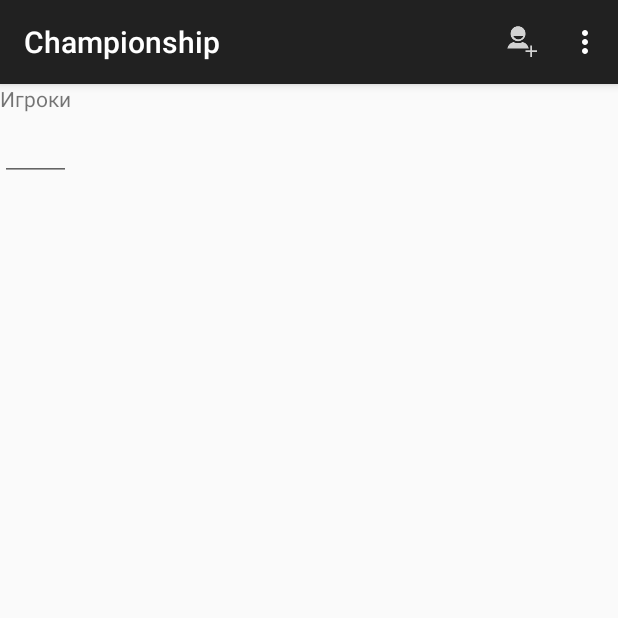
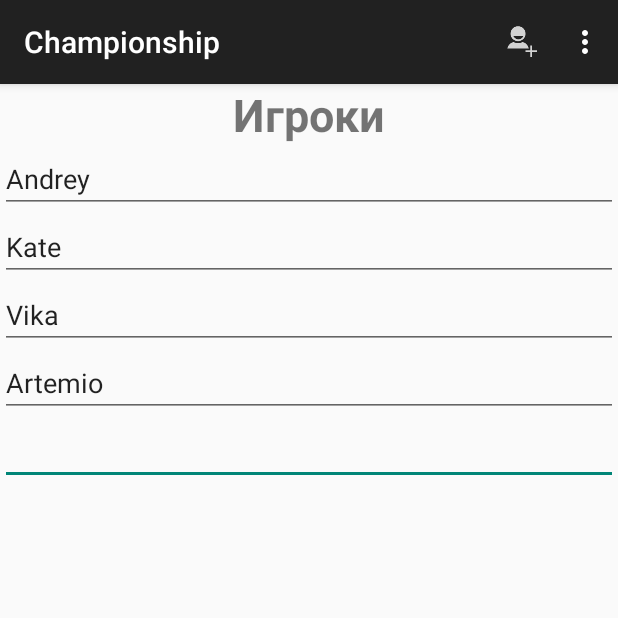
Before and after one commit to Podlesnyy/Championship, an Android app: the screen it shows after launch (MainActivity), after a tap on "Добавить игрока", on a phone screen of 412 x 824 dp, the top half of it. Run offline under Robolectric (Android 15) with nearby library versions, the phone set to English and light mode, and no system bars.

Commit message:
Layout, Gamer class

```diff
--- /dev/null
+++ b/app/src/main/java/comuncleandr/twitter/championship/Gamer.java
@@ -0,0 +1,19 @@
+package comuncleandr.twitter.championship;
+
+/**
+ * Created by Heisenberg on 24.04.2015.
+ */
+public class Gamer
+{
+    private String name;
+
+    public String getName()
+    {
+        return name;
+    }
+
+    public void setName( String name )
+    {
+        this.name = name;
+    }
+}
--- a/app/src/main/java/comuncleandr/twitter/championship/MainActivity.java
+++ b/app/src/main/java/comuncleandr/twitter/championship/MainActivity.java
@@ -6,10 +6,12 @@ import android.support.v7.app.ActionBarActivity;
 import android.view.Menu;
 import android.view.MenuItem;
 
+import java.util.ArrayList;
+
 
 public class MainActivity extends ActionBarActivity
 {
-
+    ArrayList< Gamer > gamers;
     PagerAdapter mAdapter;
     ViewPager mViewPager;
 
@@ -18,10 +20,23 @@ public class MainActivity extends ActionBarActivity
     {
         super.onCreate( savedInstanceState );
         setContentView( R.layout.activity_main );
+        gamers = new ArrayList<>( );
+        AddGamer( "Andrey" );
+        AddGamer( "Kate" );
+        AddGamer( "Vika" );
+        AddGamer( "Artemio" );
 
-        mAdapter = new PagerAdapter( getSupportFragmentManager( ) );
+
+        mAdapter = new PagerAdapter( getSupportFragmentManager( ), gamers );
         mViewPager = ( ViewPager ) findViewById( R.id.view );
         mViewPager.setAdapter( mAdapter );
+    }
+
+    private void AddGamer( String name )
+    {
+        Gamer gamer = new Gamer( );
+        gamer.setName( name );
+        gamers.add( gamer );
     }
 
 
--- a/app/src/main/java/comuncleandr/twitter/championship/PagerAdapter.java
+++ b/app/src/main/java/comuncleandr/twitter/championship/PagerAdapter.java
@@ -3,6 +3,8 @@ package comuncleandr.twitter.championship;
 import android.support.v4.app.Fragment;
 import android.support.v4.app.FragmentManager;
 import android.support.v4.app.FragmentPagerAdapter;
+
+import java.util.ArrayList;
 
 /**
  * Created by Heisenberg on 19.04.2015.
@@ -12,10 +14,10 @@ class PagerAdapter extends FragmentPagerAdapter
     PagerGamersFragment firstPage;
     SecondFragment secondPage;
 
-    public PagerAdapter( FragmentManager fm )
+    public PagerAdapter( FragmentManager fm, ArrayList< Gamer > gamers )
     {
         super( fm );
-        firstPage = new PagerGamersFragment( );
+        firstPage = PagerGamersFragment.newInstance( gamers );
         secondPage = new SecondFragment( );
     }
 
--- a/app/src/main/java/comuncleandr/twitter/championship/PagerGamersFragment.java
+++ b/app/src/main/java/comuncleandr/twitter/championship/PagerGamersFragment.java
@@ -1,22 +1,22 @@
 package comuncleandr.twitter.championship;
 
 import android.app.Activity;
+import android.content.Context;
 import android.net.Uri;
 import android.os.Bundle;
+import android.support.annotation.Nullable;
 import android.view.LayoutInflater;
 import android.view.Menu;
 import android.view.MenuInflater;
+import android.view.MenuItem;
 import android.view.View;
 import android.view.ViewGroup;
-import android.os.Bundle;
-import android.annotation.SuppressLint;
-import android.app.Activity;
-import android.view.Menu;
-import android.view.MenuItem;
+import android.view.inputmethod.InputMethodManager;
 import android.widget.EditText;
 import android.widget.TableLayout;
 import android.widget.TableRow;
-import android.widget.Toast;
+
+import java.util.ArrayList;
 
 
 /**
@@ -30,6 +30,8 @@ import android.widget.Toast;
 public class PagerGamersFragment extends android.support.v4.app.Fragment
 {
     private OnFragmentInteractionListener mListener;
+    private ArrayList< Gamer > gamers;
+    private TableLayout caseTable;
 
     public PagerGamersFragment()
     {
@@ -40,14 +42,14 @@ public class PagerGamersFragment extends android.support.v4.app.Fragment
      * Use this factory method to create a new instance of
      * this fragment using the provided parameters.
      *
-     * @param param1 Parameter 1.
-     * @param param2 Parameter 2.
+     * @param gamers Parameter 1.
      * @return A new instance of fragment PagerGamersFragment.
      */
     // TODO: Rename and change types and number of parameters
-    public static PagerGamersFragment newInstance( String param1, String param2 )
+    public static PagerGamersFragment newInstance( ArrayList< Gamer > gamers )
     {
         PagerGamersFragment fragment = new PagerGamersFragment( );
+        fragment.gamers = gamers;
         return fragment;
     }
 
@@ -59,19 +61,42 @@ public class PagerGamersFragment extends android.support.v4.app.Fragment
     }
 
     @Override
-    public boolean onOptionsItemSelected(MenuItem item)
+    public void onActivityCreated( @Nullable Bundle savedInstanceState )
+    {
+        super.onActivityCreated( savedInstanceState );
+
+        caseTable = ( TableLayout ) getView( ).findViewById( R.id.gamers );
+        for ( Gamer gamer : gamers )
+        {
+            AddRow( gamer );
+        }
+    }
+
+    private EditText AddRow( Gamer gamer )
+    {
+        TableRow caseRow = new TableRow( getActivity( ) );
+        EditText gamerEditText = new EditText( getActivity( ) );
+        gamerEditText.setMaxLines( 1 );
+        gamerEditText.setText( gamer.getName( ) );
+        caseRow.addView( gamerEditText );
+        caseTable.addView( caseRow, new TableLayout.LayoutParams( TableLayout.LayoutParams.MATCH_PARENT, TableLayout.LayoutParams.MATCH_PARENT ) );
+        return gamerEditText;
+    }
+
+    @Override
+    public boolean onOptionsItemSelected( MenuItem item )
     {
         int id = item.getItemId( );
 
         //noinspection SimplifiableIfStatement
         if ( id == R.id.action_add_gamer )
         {
-            TableLayout caseTable = (TableLayout) getView().findViewById( R.id.gamers );
-            TableRow caseRow = new TableRow(getActivity());
-            EditText name = new EditText(getActivity());
-            //name.setLayoutParams(new LayoutParams(TableLayout.LayoutParams.MATCH_PARENT, TableLayout.LayoutParams.MATCH_PARENT));
-            caseRow.addView(name);
-            caseTable.addView(caseRow,new TableLayout.LayoutParams(TableLayout.LayoutParams.MATCH_PARENT, TableLayout.LayoutParams.MATCH_PARENT));
+            Gamer newGamer = new Gamer( );
+            gamers.add( newGamer );
+            EditText editText = AddRow( newGamer );
+            editText.requestFocus();
+            InputMethodManager imm = (InputMethodManager) getActivity().getSystemService( Context.INPUT_METHOD_SERVICE );
+            imm.showSoftInput(editText, InputMethodManager.SHOW_IMPLICIT);
             return true;
         }
 
--- a/app/src/main/res/layout/fragment_pager_gamers.xml
+++ b/app/src/main/res/layout/fragment_pager_gamers.xml
@@ -2,20 +2,23 @@
              xmlns:tools="http://schemas.android.com/tools"
              android:layout_width="match_parent"
              android:layout_height="match_parent"
+             android:stretchColumns="0"
              android:id="@+id/gamers"
              tools:context="comuncleandr.twitter.championship.PagerGamersFragment">
 
     <!-- TODO: Update blank fragment layout -->
 
     <TableRow
-        android:layout_width="fill_parent"
+        android:layout_width="match_parent"
         android:layout_height="wrap_content">
 
         <TextView
-            android:layout_width="fill_parent"
+            android:layout_width="match_parent"
             android:layout_height="wrap_content"
-            android:text="Игроки"
-            android:textAlignment="center"
-            android:id="@+id/textView"/>
+            android:text="@string/gamers"
+            android:id="@+id/textView"
+            android:gravity="center_horizontal"
+            android:textSize="30sp"
+            android:textStyle="bold"/>
     </TableRow>
 </TableLayout>
--- a/app/src/main/res/menu/menu_gamers.xml
+++ b/app/src/main/res/menu/menu_gamers.xml
@@ -4,6 +4,6 @@
     <item
         android:id="@+id/action_add_gamer"
         android:icon="@drawable/ic_action_user_add"
-        android:title="Добавить игрока"
+        android:title="@string/add_gamer"
         app:showAsAction="always"/>
 </menu>
--- a/app/src/main/res/values/strings.xml
+++ b/app/src/main/res/values/strings.xml
@@ -1,8 +1,6 @@
 <resources>
     <string name="app_name">Championship</string>
-    <string name="hello_world">Превед мир!</string>
-    <string name="action_settings">Settings</string>
-
-    <!-- TODO: Remove or change this placeholder text -->
-    <string name="hello_blank_fragment">Hello blank fragment</string>
+    <string name="action_settings">Настройки</string>
+    <string name="gamers">Игроки</string>
+    <string name="add_gamer">Добавить игрока</string>
 </resources>
```
